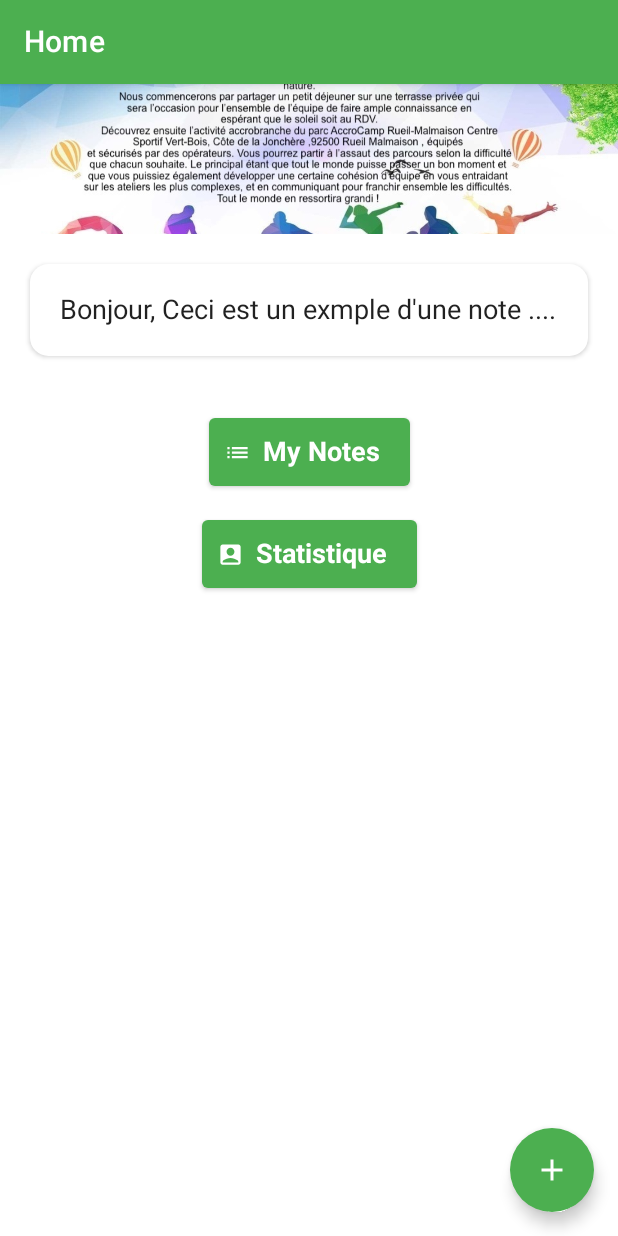
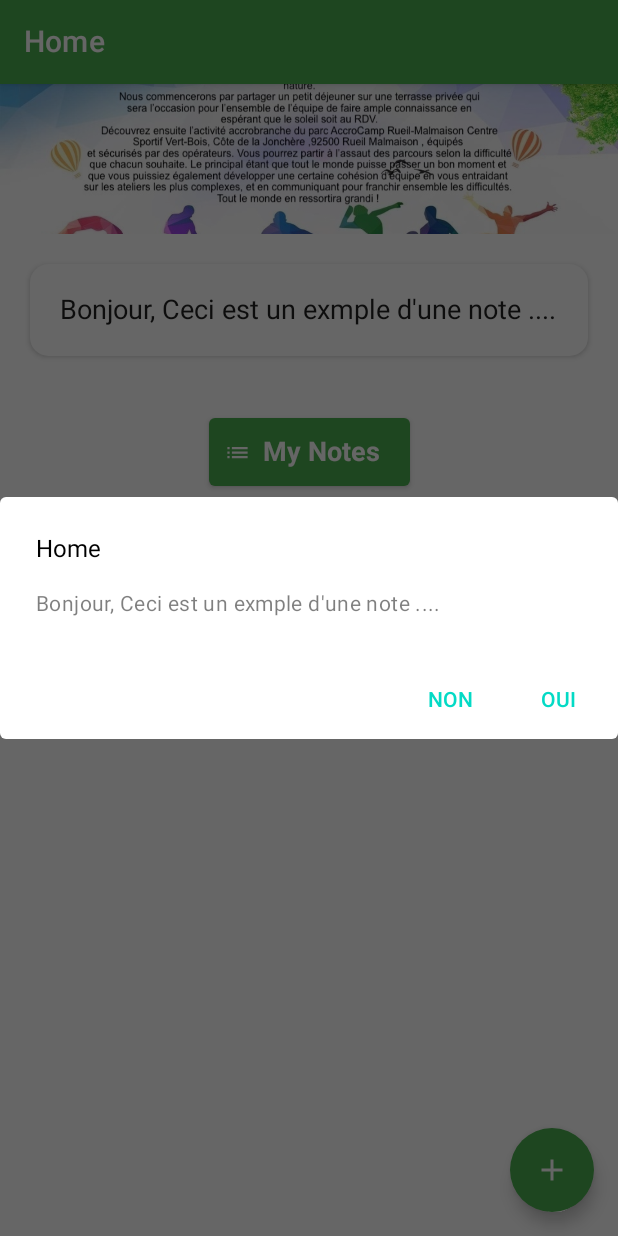
Before and after one commit to fmanoir/NoteAnoir, an Android app built with Jetpack Compose: the screen it shows after launch (MainActivity), on a phone screen of 412 x 824 dp. Run offline under Robolectric (Android 15) with nearby library versions, the phone set to English and light mode, and no system bars; our stand-ins replace Dagger/Hilt's generated code.

Commit message:
Add Dialog

```diff
--- /dev/null
+++ b/app/src/main/java/com/anoir/noteanoir/presentation/common/components/CustomAlertDialog.kt
@@ -0,0 +1,51 @@
+package com.anoir.noteanoir.presentation.common.components
+
+import androidx.compose.material.AlertDialog
+import androidx.compose.material.MaterialTheme
+import androidx.compose.material.Text
+import androidx.compose.material.TextButton
+import androidx.compose.runtime.Composable
+import androidx.compose.ui.res.stringResource
+import com.anoir.noteanoir.R
+
+@Composable
+fun CustomAlertDialog(
+    title: String,
+    textDescription: String,
+    onConfirmClick : () -> Unit,
+    onDismissClick :() -> Unit
+) {
+    AlertDialog(
+        title = {
+            Text(
+                text = title,
+                style = MaterialTheme.typography.body1,
+                color = MaterialTheme.colors.onBackground
+            )
+        },
+        text = {
+            Text(
+                text = textDescription,
+                style = MaterialTheme.typography.body2,
+                color = MaterialTheme.colors.onBackground.copy(alpha = 0.5f)
+            )
+        },
+        confirmButton = {
+            TextButton(onClick = onConfirmClick) {
+                Text(
+                    text = stringResource(id = R.string.dialog_yes).uppercase(),
+                    color = MaterialTheme.colors.secondary
+                )
+            }
+        },
+        dismissButton = {
+            TextButton(onClick = onDismissClick) {
+                Text(
+                    text = stringResource(id = R.string.dialog_no).uppercase(),
+                    color = MaterialTheme.colors.secondary
+                )
+            }
+        },
+        onDismissRequest = onDismissClick
+    )
+}
--- a/app/src/main/java/com/anoir/noteanoir/presentation/screens/home/HomeScreen.kt
+++ b/app/src/main/java/com/anoir/noteanoir/presentation/screens/home/HomeScreen.kt
@@ -8,6 +8,7 @@ import androidx.compose.ui.res.stringResource
 import androidx.hilt.navigation.compose.hiltViewModel
 import androidx.navigation.NavHostController
 import com.anoir.noteanoir.R
+import com.anoir.noteanoir.presentation.common.components.CustomAlertDialog
 import com.anoir.noteanoir.presentation.screens.home.components.HomeBody
 import com.anoir.noteanoir.presentation.common.components.TopBar
 import com.anoir.noteanoir.presentation.common.navigation.Screen
@@ -18,7 +19,17 @@ fun HomeScreen(navHostController: NavHostController, viewModel: HomeViewModel =
     Scaffold(
         topBar = {
             TopBar(stringResource(id = R.string.home_title))
-        }, content = { HomeBody() },
+        }, content = {
+            HomeBody()
+            CustomAlertDialog(
+                title = stringResource(id = R.string.home_title),
+                textDescription = stringResource(id = R.string.home_body_review),
+                onConfirmClick = {
+                },
+                onDismissClick = {
+                }
+            )
+        },
         floatingActionButton = {
             FloatingActionButton(
                 onClick = { navHostController.navigate(Screen.NoteAddScreen.route) },
--- a/app/src/main/res/values/strings.xml
+++ b/app/src/main/res/values/strings.xml
@@ -7,6 +7,8 @@
     <string name="home_button_show_note">My Notes</string>
     <string name="home_button_show_state">Statistique</string>
 
+    <string name="home_body_review">Bonjour, Ceci est un exmple d\'une note ....</string>
 
-    <string name="home_body_review">Bonjour, Ceci est un exmple d\'une note ....</string>
+    <string name="dialog_yes">Oui</string>
+    <string name="dialog_no">Non</string>
 </resources>
```
